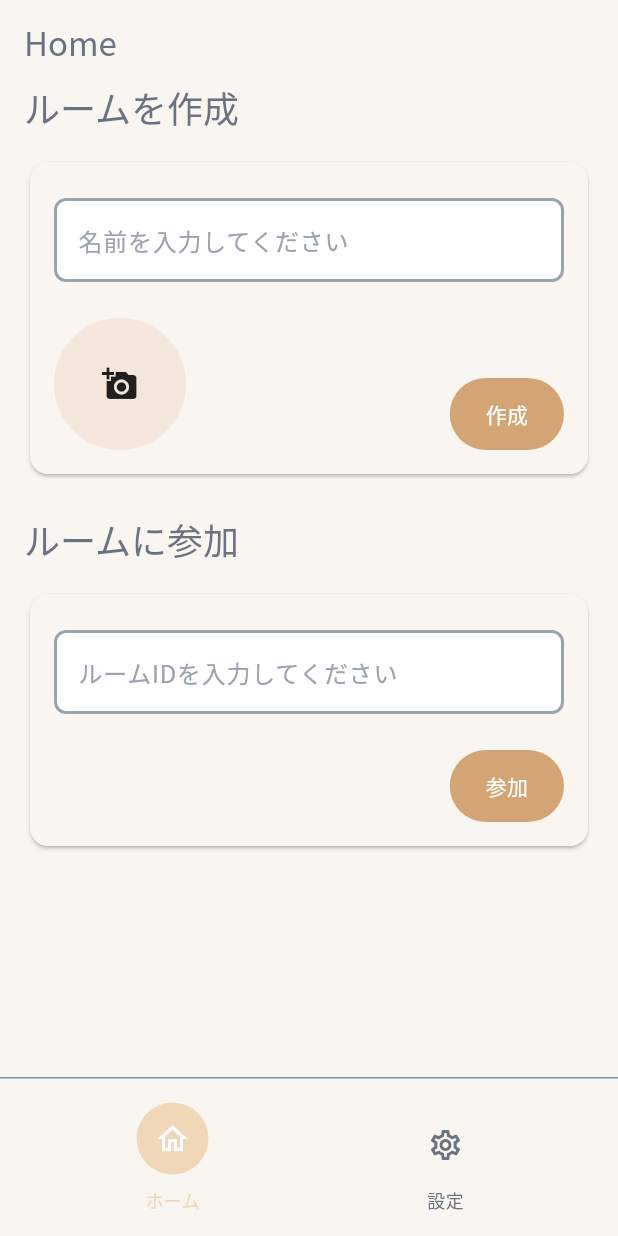
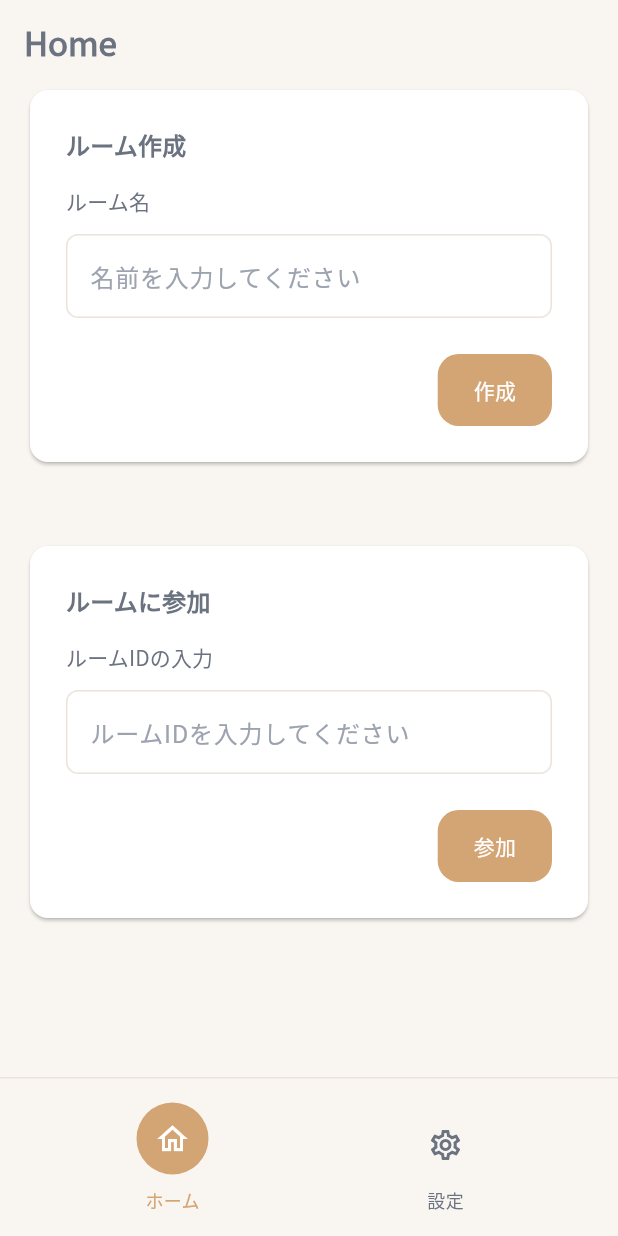
Before and after one commit to Zudah228/pampers_3rd_tfh_2025, a Flutter app: the screen it shows after launch, on a phone screen of 412 x 824 dp. Run offline on Flutter 3.47's test engine with Material 3 defaults, Android fonts, the phone set to English and light mode, and no system bars; our stand-ins replace clock, cloud_firestore, custom_refresh_indicator, extended_image, figma_squircle, firebase_auth and 12 more; missing offline and left inert: hashlib, simple_logger; accounts and stored records are empty; generated files the repository leaves out were written again.

Commit message:
HomePage の UI 調整 (#14)
* ホーム画面の変更

* Room の画像アップロードを削除

* RoomCard の表示

```diff
--- a/lib/core/app/components/form/field_decorator.dart
+++ b/lib/core/app/components/form/field_decorator.dart
@@ -16,19 +16,13 @@
   @override
   Widget build(BuildContext context) {
     final themeData = Theme.of(context);
-    ValueListenableBuilder(
-      valueListenable: TextEditingController(),
-      builder: (context, value, _) {
-        return Text(value.text);
-      },
-    );
 
     return Column(
       crossAxisAlignment: CrossAxisAlignment.start,
       children: [
         if (label != null)
           DefaultTextStyle.merge(
-            style: themeData.textTheme.titleMedium,
+            style: themeData.textTheme.titleSmall,
             child: Row(
               crossAxisAlignment: CrossAxisAlignment.baseline,
               textBaseline: TextBaseline.alphabetic,
@@ -39,7 +33,7 @@
               ],
             ),
           ),
-        SizedBox(height: 8),
+        SizedBox(height: 12),
         child,
       ],
     );
--- a/lib/core/app/components/layout/layout.dart
+++ b/lib/core/app/components/layout/layout.dart
@@ -33,7 +33,7 @@
         bottom: 8,
       ),
       child: DefaultTextStyle.merge(
-        style: Theme.of(context).textTheme.titleSmall!.merge(style),
+        style: Theme.of(context).textTheme.titleMedium!.merge(style),
         child: child,
       ),
     );
--- a/lib/core/app/theme/theme.dart
+++ b/lib/core/app/theme/theme.dart
@@ -52,11 +52,44 @@
       borderSide: borderSide,
     );
 
+    final buttonStyleButtonShape = RoundedRectangleBorder(
+      borderRadius: BorderRadius.all(
+        SmoothRadius(cornerRadius: 14, cornerSmoothing: 0.2),
+      ),
+    );
+
     return foundation.copyWith(
       cardTheme: CardThemeData(
         clipBehavior: Clip.antiAlias,
-        color: colorScheme.surface,
+        color: colorScheme.surfaceContainer,
       ),
+      textTheme: foundation.textTheme
+          .apply(
+            bodyColor: colorScheme.onSurface,
+            displayColor: colorScheme.onSurface,
+          )
+          .copyWith(
+            titleLarge: foundation.textTheme.titleLarge!.copyWith(
+              fontWeight: FontWeight.w600,
+            ),
+            titleMedium: foundation.textTheme.titleMedium!.copyWith(
+              fontWeight: FontWeight.w600,
+            ),
+          ),
+      filledButtonTheme: FilledButtonThemeData(
+        style: FilledButton.styleFrom(
+          shape: buttonStyleButtonShape,
+        ),
+      ),
+      outlinedButtonTheme: OutlinedButtonThemeData(
+        style: OutlinedButton.styleFrom(shape: buttonStyleButtonShape),
+      ),
+      textButtonTheme: TextButtonThemeData(
+        style: TextButton.styleFrom(
+          shape: buttonStyleButtonShape,
+        ),
+      ),
+
       bottomSheetTheme: BottomSheetThemeData(
         shape: RoundedRectangleBorder(
           borderRadius: BorderRadius.vertical(
@@ -69,16 +102,16 @@
         fillColor: colorScheme.surfaceContainer,
         hintStyle: TextStyle(color: colorScheme.outlineVariant),
         enabledBorder: inputBorder(
-          BorderSide(color: colorScheme.outlineVariant, width: 2),
+          BorderSide(color: colorScheme.outline),
         ),
         focusedBorder: inputBorder(
-          BorderSide(color: colorScheme.primary, width: 2),
+          BorderSide(color: colorScheme.primary),
         ),
         errorBorder: inputBorder(
-          BorderSide(color: colorScheme.error, width: 2),
+          BorderSide(color: colorScheme.error),
         ),
         focusedErrorBorder: inputBorder(
-          BorderSide(color: colorScheme.error, width: 2),
+          BorderSide(color: colorScheme.error),
         ),
       ),
       listTileTheme: ListTileThemeData(
--- a/lib/features/home/pages/home_page.dart
+++ b/lib/features/home/pages/home_page.dart
@@ -1,5 +1,7 @@
 import 'package:app/core/app/components/layout/layout.dart';
+import 'package:app/core/app/components/unfocused_gesture_detecter.dart';
 import 'package:app/features/photo/components/add_photo.dart';
+import 'package:app/features/room/components/room_card.dart';
 import 'package:app/features/room/components/room_create_card.dart';
 import 'package:app/features/room/components/room_join_card.dart';
 import 'package:app/features/room/providers/my_room_provider.dart';
@@ -14,29 +16,29 @@
   Widget build(BuildContext context, WidgetRef ref) {
     final myRoom = ref.watch(myRoomProvider).value;
 
-    return Padding(
+    return UnfocusedGestureDetecter(
+      child: SingleChildScrollView(
+        child: Padding(
           padding: EdgeInsets.symmetric(horizontal: 16),
           child: Column(
             crossAxisAlignment: CrossAxisAlignment.start,
             children: [
               if (myRoom == null) ...[
-            Headline2(child: Text('ルームを作成')),
-            Body(
-              children: [
                 RoomCreateCard(),
-              ],
-            ),
-            Headline2(child: Text('ルームに参加')),
-            Body(children: [RoomJoinCard()]),
+                SizedBox(height: 48),
+                RoomJoinCard(),
               ] else ...[
                 Body(
                   children: [
+                    RoomCard(room: myRoom),
                     AddPhoto(),
                   ],
                 ),
               ],
             ],
           ),
+        ),
+      ),
     );
   }
 }
--- a/lib/features/home/pages/home_page_shell.dart
+++ b/lib/features/home/pages/home_page_shell.dart
@@ -3,7 +3,6 @@
 import 'package:app/features/home/pages/home_page.dart';
 import 'package:app/features/home/providers/main_tab_provider.dart';
 import 'package:app/features/settings/pages/settings_page.dart';
-import 'package:figma_squircle/figma_squircle.dart';
 import 'package:flutter/material.dart';
 import 'package:flutter_riverpod/flutter_riverpod.dart';
 
@@ -60,17 +59,12 @@
         color: AppColors.cream,
         border: Border(
           top: BorderSide(
-            color: AppColors.softDenim,
+            color: AppColors.lightBeige,
             width: 1,
           ),
         ),
       ),
-      padding: EdgeInsets.only(
-        top: 16,
-        bottom: 16,
-        left: 24,
-        right: 24,
-      ),
+      padding: EdgeInsets.symmetric(horizontal: 24, vertical: 16),
       child: Row(
         mainAxisAlignment: MainAxisAlignment.spaceAround,
         children: [
@@ -107,8 +101,12 @@
 
   @override
   Widget build(BuildContext context) {
+    final themeData = Theme.of(context);
+    final colorScheme = themeData.colorScheme;
+
     if (isSelected) {
       return GestureDetector(
+        behavior: HitTestBehavior.opaque,
         onTap: onTap,
         child: Column(
           mainAxisSize: MainAxisSize.min,
@@ -120,7 +118,7 @@
                     width: 48,
                     height: 48,
                     decoration: BoxDecoration(
-                      color: AppColors.lightSand,
+                      color: colorScheme.primary,
                       shape: BoxShape.circle,
                     ),
                   ),
@@ -142,7 +140,7 @@
             Text(
               label,
               style: TextStyle(
-                color: AppColors.lightSand,
+                color: colorScheme.primary,
                 fontSize: 12,
                 fontWeight: FontWeight.w500,
               ),
@@ -153,6 +151,7 @@
     } else {
       return GestureDetector(
         onTap: onTap,
+        behavior: HitTestBehavior.opaque,
         child: Padding(
           padding: EdgeInsets.only(top: 16),
           child: SizedBox(
--- a/lib/features/room/components/room_create_card.dart
+++ b/lib/features/room/components/room_create_card.dart
@@ -1,10 +1,7 @@
-import 'dart:typed_data';
-
 import 'package:app/core/app/components/button/primary_button.dart';
-import 'package:app/core/app/components/form/image/image_field.dart';
-import 'package:app/core/app/components/form/image/image_field_value.dart';
+import 'package:app/core/app/components/form/field_decorator.dart';
 import 'package:app/core/app/components/full_screen_loading_indicator.dart';
-import 'package:app/core/exceptions/message_exception.dart';
+import 'package:app/core/app/components/layout/layout.dart';
 import 'package:app/features/room/use_cases/create_room_use_case.dart';
 import 'package:flutter/material.dart';
 import 'package:flutter_riverpod/flutter_riverpod.dart';
@@ -19,13 +16,6 @@
 class _RoomCreateCardState extends ConsumerState<RoomCreateCard> {
   final _controller = TextEditingController();
 
-  ImageFieldValue? _value;
-
-  Uint8List? get _image => switch (_value) {
-    null || StoragePathImageValue() => null,
-    MemoryImageValue(:final memory) => memory,
-  };
-
   @override
   void dispose() {
     _controller.dispose();
@@ -38,41 +28,30 @@
       child: SizedBox(
         width: double.infinity,
         child: Padding(
-          padding: EdgeInsets.all(16),
+          padding: EdgeInsets.all(24),
           child: Column(
-            crossAxisAlignment: CrossAxisAlignment.end,
+            crossAxisAlignment: CrossAxisAlignment.start,
             mainAxisSize: MainAxisSize.min,
             children: [
+              Headline3(child: Text('ルーム作成')),
               SizedBox(height: 8),
-              TextField(
-                controller: _controller,
-                decoration: InputDecoration(
-                  hintText: '名前を入力してください',
+              FieldDecorator(
+                label: Text('ルーム名'),
+                child: TextField(
+                  controller: _controller,
+                  decoration: InputDecoration(
+                    hintText: '名前を入力してください',
+                  ),
                 ),
               ),
               SizedBox(height: 24),
               Row(
-                crossAxisAlignment: CrossAxisAlignment.end,
-                mainAxisAlignment: MainAxisAlignment.spaceBetween,
+                mainAxisAlignment: MainAxisAlignment.end,
                 children: [
-                  ImageField(
-                    value: [?_value],
-                    onChanged: (value) {
-                      setState(() {
-                        _value = value.firstOrNull;
-                      });
-                    },
-                  ),
                   PrimaryButton(
                     onPressed: () {
                       FullScreenLoadingIndicator.show(() async {
-                        final data = _image;
-
-                        if (data == null) {
-                          throw MessageException('画像が必要です');
-                        }
                         await ref.read(createRoomUseCaseProvider)(
-                          data: data,
                           name: _controller.text,
                         );
                       });
--- a/lib/features/room/components/room_join_card.dart
+++ b/lib/features/room/components/room_join_card.dart
@@ -1,5 +1,7 @@
 import 'package:app/core/app/components/button/primary_button.dart';
+import 'package:app/core/app/components/form/field_decorator.dart';
 import 'package:app/core/app/components/full_screen_loading_indicator.dart';
+import 'package:app/core/app/components/layout/layout.dart';
 import 'package:app/core/exceptions/message_exception.dart';
 import 'package:app/features/room/use_cases/join_room_use_case.dart';
 import 'package:flutter/material.dart';
@@ -26,19 +28,26 @@
       child: SizedBox(
         width: double.infinity,
         child: Padding(
-          padding: const EdgeInsets.all(16),
+          padding: const EdgeInsets.all(24),
           child: Column(
-            crossAxisAlignment: CrossAxisAlignment.end,
+            crossAxisAlignment: CrossAxisAlignment.start,
             mainAxisSize: MainAxisSize.min,
             children: [
+              Headline3(child: Text('ルームに参加')),
               SizedBox(height: 8),
-              TextField(
+              FieldDecorator(
+                label: Text('ルームIDの入力'),
+                child: TextField(
                   controller: _controller,
                   decoration: InputDecoration(
                     hintText: 'ルームIDを入力してください',
                   ),
                 ),
+              ),
               SizedBox(height: 24),
+              Row(
+                mainAxisAlignment: MainAxisAlignment.end,
+                children: [
                   PrimaryButton(
                     onPressed: () {
                       FullScreenLoadingIndicator.show(() async {
@@ -55,6 +64,8 @@
                   ),
                 ],
               ),
+            ],
+          ),
         ),
       ),
     );
--- a/lib/features/room/models/room.dart
+++ b/lib/features/room/models/room.dart
@@ -11,7 +11,6 @@
     required String id,
     required String createdBy,
     required String? name,
-    required String? keyFilePath,
     @Default([]) List<String> subjects,
     required int maxCount,
     required int currentCount,
--- a/lib/features/room/use_cases/create_room_use_case.dart
+++ b/lib/features/room/use_cases/create_room_use_case.dart
@@ -1,11 +1,7 @@
-import 'dart:typed_data';
-
 import 'package:app/core/exceptions/message_exception.dart';
 import 'package:app/core/service/firebase_auth/firebase_auth_service.dart';
 import 'package:app/core/service/firebase_firestore/firebase_firestore_service.dart';
 import 'package:app/core/service/firebase_firestore/models/firestore_collections.dart';
-import 'package:app/core/service/firebase_storage/firebase_storage_service.dart';
-import 'package:app/core/service/firebase_storage/storage_paths.dart';
 import 'package:app/features/room/models/room.dart';
 import 'package:app/features/room/models/room_relation.dart';
 import 'package:riverpod/riverpod.dart';
@@ -19,7 +15,6 @@
   final Ref _ref;
 
   Future<Room> call({
-    required Uint8List data,
     required String? name,
     int maxCount = 2,
   }) async {
@@ -36,15 +31,10 @@
         .doc();
     final roomId = roomDocumentReference.id;
 
-    final path = await _ref
-        .read(firebaseStorageServiceProvider)
-        .uploadImage(StoragePaths.room_key(roomId), data);
-
     final room = Room(
       id: roomId,
       createdBy: userId,
       name: name,
-      keyFilePath: path,
       subjects: defaultSubjects,
       maxCount: 2,
       currentCount: 1,
```
Also changed, not shown: lib/features/room/models/room.freezed.dart, lib/features/room/models/room.g.dart. Lines whose indentation alone changed are shown as unchanged.
